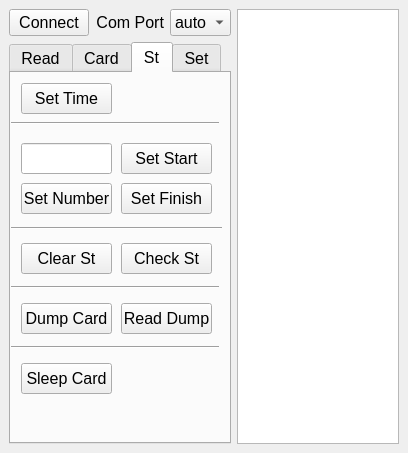
First picture: the form in design.ui, repository sportiduino/SportiduinoPQ, before the edit.
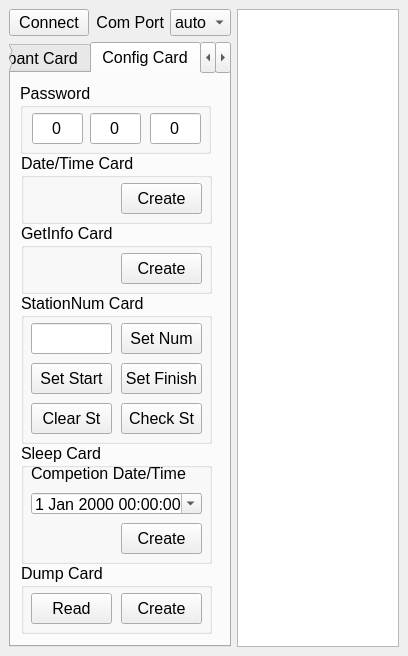
Second picture: the form after the edit. The open tabs and pages were chosen to show the change.

Commit message: Обновил дизайн, добавил дополнительный интерфейс для сон-карты и загрузки настроек по UART

The edit to the form file:
```diff
--- a/design.ui
+++ b/design.ui
@@ -7,7 +7,7 @@
     <x>0</x>
     <y>0</y>
     <width>408</width>
-    <height>453</height>
+    <height>656</height>
    </rect>
   </property>
   <property name="windowTitle">
@@ -237,7 +237,7 @@
         </property>
         <widget class="QWidget" name="tab_4">
          <attribute name="title">
-          <string>Read</string>
+          <string>Participant Card</string>
          </attribute>
          <widget class="QPushButton" name="Print">
           <property name="geometry">
@@ -330,11 +330,6 @@
            <enum>Qt::Horizontal</enum>
           </property>
          </widget>
-        </widget>
-        <widget class="QWidget" name="tab">
-         <attribute name="title">
-          <string>Card</string>
-         </attribute>
          <widget class="QPushButton" name="InitCard">
           <property name="geometry">
            <rect>
@@ -374,206 +369,418 @@
         </widget>
         <widget class="QWidget" name="tab_2">
          <attribute name="title">
-          <string>St</string>
+          <string>Config Card</string>
          </attribute>
-         <widget class="QPushButton" name="SetNum">
+         <widget class="QGroupBox" name="groupBox">
           <property name="geometry">
            <rect>
             <x>10</x>
-            <y>110</y>
-            <width>91</width>
-            <height>31</height>
+            <y>370</y>
+            <width>191</width>
+            <height>121</height>
            </rect>
           </property>
-          <property name="text">
-           <string>Set Number</string>
+          <property name="locale">
+           <locale language="English" country="UnitedStates"/>
           </property>
-         </widget>
-         <widget class="QLineEdit" name="StationLine">
-          <property name="geometry">
-           <rect>
-            <x>10</x>
-            <y>70</y>
-            <width>91</width>
-            <height>31</height>
-           </rect>
-          </property>
-         </widget>
-         <widget class="QPushButton" name="SetStart">
-          <property name="geometry">
-           <rect>
-            <x>110</x>
-            <y>70</y>
-            <width>91</width>
-            <height>31</height>
-           </rect>
-          </property>
-          <property name="text">
-           <string>Set Start</string>
-          </property>
-         </widget>
-         <widget class="QPushButton" name="SetFinish">
-          <property name="geometry">
-           <rect>
-            <x>110</x>
-            <y>110</y>
-            <width>91</width>
-            <height>31</height>
-           </rect>
-          </property>
-          <property name="text">
-           <string>Set Finish</string>
-          </property>
-         </widget>
-         <widget class="QPushButton" name="ClearSt">
-          <property name="geometry">
-           <rect>
-            <x>10</x>
-            <y>170</y>
-            <width>91</width>
-            <height>31</height>
-           </rect>
-          </property>
-          <property name="font">
-           <font>
-            <pointsize>12</pointsize>
-           </font>
-          </property>
-          <property name="text">
-           <string>Clear St</string>
-          </property>
-         </widget>
-         <widget class="QPushButton" name="CheckSt">
-          <property name="geometry">
-           <rect>
-            <x>110</x>
-            <y>170</y>
-            <width>91</width>
-            <height>31</height>
-           </rect>
-          </property>
-          <property name="font">
-           <font>
-            <pointsize>12</pointsize>
-           </font>
-          </property>
-          <property name="text">
-           <string>Check St</string>
-          </property>
-         </widget>
-         <widget class="QPushButton" name="LogCard">
-          <property name="geometry">
-           <rect>
-            <x>10</x>
-            <y>230</y>
-            <width>91</width>
-            <height>31</height>
-           </rect>
-          </property>
-          <property name="text">
-           <string>Dump Card</string>
-          </property>
-         </widget>
-         <widget class="QPushButton" name="SetTime">
-          <property name="geometry">
-           <rect>
-            <x>10</x>
-            <y>10</y>
-            <width>91</width>
-            <height>31</height>
-           </rect>
-          </property>
-          <property name="text">
-           <string>Set Time</string>
-          </property>
-         </widget>
-         <widget class="QPushButton" name="ReadLog">
-          <property name="geometry">
-           <rect>
-            <x>110</x>
-            <y>230</y>
-            <width>91</width>
-            <height>31</height>
-           </rect>
-          </property>
-          <property name="font">
-           <font>
-            <pointsize>12</pointsize>
-           </font>
-          </property>
-          <property name="text">
-           <string>Read Dump</string>
-          </property>
-         </widget>
-         <widget class="QPushButton" name="SleepCard">
-          <property name="geometry">
-           <rect>
-            <x>10</x>
-            <y>290</y>
-            <width>91</width>
-            <height>31</height>
-           </rect>
-          </property>
-          <property name="text">
+          <property name="title">
            <string>Sleep Card</string>
           </property>
+          <widget class="QPushButton" name="SleepCard">
+           <property name="geometry">
+            <rect>
+             <x>100</x>
+             <y>80</y>
+             <width>81</width>
+             <height>31</height>
+            </rect>
+           </property>
+           <property name="toolTip">
+            <string>Creates a config card to force a base station to sleep and to wake-up at competion date</string>
+           </property>
+           <property name="locale">
+            <locale language="English" country="UnitedStates"/>
+           </property>
+           <property name="text">
+            <string>Create</string>
+           </property>
+          </widget>
+          <widget class="QDateTimeEdit" name="dtCompetion">
+           <property name="geometry">
+            <rect>
+             <x>10</x>
+             <y>50</y>
+             <width>171</width>
+             <height>21</height>
+            </rect>
+           </property>
+           <property name="locale">
+            <locale language="English" country="UnitedStates"/>
+           </property>
+           <property name="calendarPopup">
+            <bool>true</bool>
+           </property>
+          </widget>
+          <widget class="QLabel" name="label_4">
+           <property name="geometry">
+            <rect>
+             <x>10</x>
+             <y>20</y>
+             <width>171</width>
+             <height>20</height>
+            </rect>
+           </property>
+           <property name="locale">
+            <locale language="English" country="UnitedStates"/>
+           </property>
+           <property name="text">
+            <string>Competion Date/Time</string>
+           </property>
+          </widget>
          </widget>
-         <widget class="Line" name="line_2">
+         <widget class="QGroupBox" name="groupBox_2">
           <property name="geometry">
            <rect>
-            <x>-3</x>
-            <y>30</y>
-            <width>211</width>
-            <height>41</height>
+            <x>10</x>
+            <y>490</y>
+            <width>191</width>
+            <height>71</height>
            </rect>
           </property>
-          <property name="orientation">
-           <enum>Qt::Horizontal</enum>
+          <property name="locale">
+           <locale language="English" country="UnitedStates"/>
           </property>
+          <property name="title">
+           <string>Dump Card</string>
+          </property>
+          <widget class="QPushButton" name="ReadLog">
+           <property name="geometry">
+            <rect>
+             <x>10</x>
+             <y>30</y>
+             <width>81</width>
+             <height>31</height>
+            </rect>
+           </property>
+           <property name="font">
+            <font>
+             <pointsize>12</pointsize>
+            </font>
+           </property>
+           <property name="toolTip">
+            <string>Reads a config card consists dump info</string>
+           </property>
+           <property name="locale">
+            <locale language="English" country="UnitedStates"/>
+           </property>
+           <property name="text">
+            <string>Read</string>
+           </property>
+          </widget>
+          <widget class="QPushButton" name="LogCard">
+           <property name="geometry">
+            <rect>
+             <x>100</x>
+             <y>30</y>
+             <width>81</width>
+             <height>31</height>
+            </rect>
+           </property>
+           <property name="toolTip">
+            <string>Creates a config card to read dump from a base station</string>
+           </property>
+           <property name="locale">
+            <locale language="English" country="UnitedStates"/>
+           </property>
+           <property name="text">
+            <string>Create</string>
+           </property>
+          </widget>
          </widget>
-         <widget class="Line" name="line_3">
+         <widget class="QGroupBox" name="groupBox_3">
           <property name="geometry">
            <rect>
-            <x>0</x>
-            <y>140</y>
-            <width>211</width>
-            <height>31</height>
+            <x>10</x>
+            <y>220</y>
+            <width>191</width>
+            <height>151</height>
            </rect>
           </property>
-          <property name="orientation">
-           <enum>Qt::Horizontal</enum>
+          <property name="locale">
+           <locale language="English" country="UnitedStates"/>
           </property>
+          <property name="title">
+           <string>StationNum Card</string>
+          </property>
+          <widget class="QLineEdit" name="StationLine">
+           <property name="geometry">
+            <rect>
+             <x>10</x>
+             <y>30</y>
+             <width>81</width>
+             <height>31</height>
+            </rect>
+           </property>
+           <property name="locale">
+            <locale language="English" country="UnitedStates"/>
+           </property>
+          </widget>
+          <widget class="QPushButton" name="SetNum">
+           <property name="geometry">
+            <rect>
+             <x>100</x>
+             <y>30</y>
+             <width>81</width>
+             <height>31</height>
+            </rect>
+           </property>
+           <property name="toolTip">
+            <string>Creates a config card to set a number for a base station</string>
+           </property>
+           <property name="locale">
+            <locale language="English" country="UnitedStates"/>
+           </property>
+           <property name="text">
+            <string>Set Num</string>
+           </property>
+          </widget>
+          <widget class="QPushButton" name="SetStart">
+           <property name="geometry">
+            <rect>
+             <x>10</x>
+             <y>70</y>
+             <width>81</width>
+             <height>31</height>
+            </rect>
+           </property>
+           <property name="toolTip">
+            <string>Creates a config card to make a base station as a start station</string>
+           </property>
+           <property name="locale">
+            <locale language="English" country="UnitedStates"/>
+           </property>
+           <property name="text">
+            <string>Set Start</string>
+           </property>
+          </widget>
+          <widget class="QPushButton" name="SetFinish">
+           <property name="geometry">
+            <rect>
+             <x>100</x>
+             <y>70</y>
+             <width>81</width>
+             <height>31</height>
+            </rect>
+           </property>
+           <property name="toolTip">
+            <string>Creates a config card to make a base station as a finish station</string>
+           </property>
+           <property name="locale">
+            <locale language="English" country="UnitedStates"/>
+           </property>
+           <property name="text">
+            <string>Set Finish</string>
+           </property>
+          </widget>
+          <widget class="QPushButton" name="CheckSt">
+           <property name="geometry">
+            <rect>
+             <x>100</x>
+             <y>110</y>
+             <width>81</width>
+             <height>31</height>
+            </rect>
+           </property>
+           <property name="font">
+            <font>
+             <pointsize>12</pointsize>
+            </font>
+           </property>
+           <property name="toolTip">
+            <string>Creates a config card to make a base station as a check station</string>
+           </property>
+           <property name="locale">
+            <locale language="English" country="UnitedStates"/>
+           </property>
+           <property name="text">
+            <string>Check St</string>
+           </property>
+          </widget>
+          <widget class="QPushButton" name="ClearSt">
+           <property name="geometry">
+            <rect>
+             <x>10</x>
+             <y>110</y>
+             <width>81</width>
+             <height>31</height>
+            </rect>
+           </property>
+           <property name="font">
+            <font>
+             <pointsize>12</pointsize>
+            </font>
+           </property>
+           <property name="toolTip">
+            <string>Creates a config card to make a base station as a clear station</string>
+           </property>
+           <property name="locale">
+            <locale language="English" country="UnitedStates"/>
+           </property>
+           <property name="text">
+            <string>Clear St</string>
+           </property>
+          </widget>
          </widget>
-         <widget class="Line" name="line_4">
+         <widget class="QGroupBox" name="groupBox_4">
           <property name="geometry">
            <rect>
-            <x>-3</x>
-            <y>199</y>
-            <width>211</width>
-            <height>31</height>
+            <x>10</x>
+            <y>80</y>
+            <width>191</width>
+            <height>71</height>
            </rect>
           </property>
-          <property name="orientation">
-           <enum>Qt::Horizontal</enum>
+          <property name="locale">
+           <locale language="English" country="UnitedStates"/>
           </property>
+          <property name="title">
+           <string>Date/Time Card</string>
+          </property>
+          <widget class="QPushButton" name="SetTime">
+           <property name="geometry">
+            <rect>
+             <x>100</x>
+             <y>30</y>
+             <width>81</width>
+             <height>31</height>
+            </rect>
+           </property>
+           <property name="toolTip">
+            <string>Creates a config card to set date/time for a base station</string>
+           </property>
+           <property name="locale">
+            <locale language="English" country="UnitedStates"/>
+           </property>
+           <property name="text">
+            <string>Create</string>
+           </property>
+          </widget>
          </widget>
-         <widget class="Line" name="line_5">
+         <widget class="QGroupBox" name="groupBox_5">
           <property name="geometry">
            <rect>
-            <x>-3</x>
-            <y>259</y>
-            <width>211</width>
-            <height>31</height>
+            <x>10</x>
+            <y>150</y>
+            <width>191</width>
+            <height>71</height>
            </rect>
           </property>
-          <property name="orientation">
-           <enum>Qt::Horizontal</enum>
+          <property name="locale">
+           <locale language="English" country="UnitedStates"/>
           </property>
+          <property name="title">
+           <string>GetInfo Card</string>
+          </property>
+          <widget class="QPushButton" name="pushButton">
+           <property name="geometry">
+            <rect>
+             <x>100</x>
+             <y>30</y>
+             <width>81</width>
+             <height>31</height>
+            </rect>
+           </property>
+           <property name="toolTip">
+            <string>Creates a config card to get info about a base station</string>
+           </property>
+           <property name="locale">
+            <locale language="English" country="UnitedStates"/>
+           </property>
+           <property name="text">
+            <string>Create</string>
+           </property>
+          </widget>
+         </widget>
+         <widget class="QGroupBox" name="groupBox_6">
+          <property name="geometry">
+           <rect>
+            <x>9</x>
+            <y>10</y>
+            <width>191</width>
+            <height>71</height>
+           </rect>
+          </property>
+          <property name="toolTip">
+           <string>Current password of a base station</string>
+          </property>
+          <property name="locale">
+           <locale language="English" country="UnitedStates"/>
+          </property>
+          <property name="title">
+           <string>Password</string>
+          </property>
+          <widget class="QLineEdit" name="tfCurPwd1">
+           <property name="geometry">
+            <rect>
+             <x>12</x>
+             <y>30</y>
+             <width>51</width>
+             <height>31</height>
+            </rect>
+           </property>
+           <property name="locale">
+            <locale language="English" country="UnitedStates"/>
+           </property>
+           <property name="text">
+            <string>0</string>
+           </property>
+           <property name="alignment">
+            <set>Qt::AlignCenter</set>
+           </property>
+          </widget>
+          <widget class="QLineEdit" name="tfCurPwd2">
+           <property name="geometry">
+            <rect>
+             <x>70</x>
+             <y>30</y>
+             <width>51</width>
+             <height>31</height>
+            </rect>
+           </property>
+           <property name="locale">
+            <locale language="English" country="UnitedStates"/>
+           </property>
+           <property name="text">
+            <string>0</string>
+           </property>
+           <property name="alignment">
+            <set>Qt::AlignCenter</set>
+           </property>
+          </widget>
+          <widget class="QLineEdit" name="tfCurPwd3">
+           <property name="geometry">
+            <rect>
+             <x>130</x>
+             <y>30</y>
+             <width>51</width>
+             <height>31</height>
+            </rect>
+           </property>
+           <property name="locale">
+            <locale language="English" country="UnitedStates"/>
+           </property>
+           <property name="text">
+            <string>0</string>
+           </property>
+           <property name="alignment">
+            <set>Qt::AlignCenter</set>
+           </property>
+          </widget>
          </widget>
         </widget>
         <widget class="QWidget" name="tab_3">
          <attribute name="title">
-          <string>Set</string>
+          <string>Settings</string>
          </attribute>
          <widget class="QComboBox" name="WorkTime">
           <property name="geometry">
```
Left out of the diff: 567 changed lines with no effect on the pictures.
